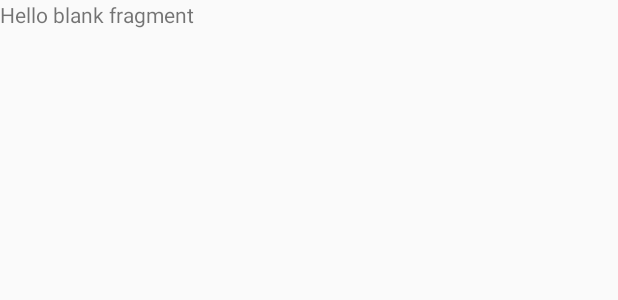
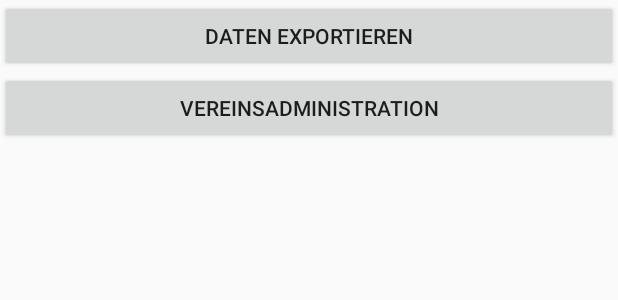
Before and after one commit to rymjo/RegistrationMemberSystem, an Android app: the layout fragment_tool.xml on its own in the app's theme, with its tools: preview values and no code run, on a phone screen of 412 x 824 dp. Shown: the top 300 px of the screen. Run offline under Robolectric (Android 15) with nearby library versions, the phone set to English and light mode, and no system bars.

Commit message:
Working on Administration club view

```diff
--- a/app/src/debug/res/menu/activity_main_drawer.xml
+++ b/app/src/debug/res/menu/activity_main_drawer.xml
@@ -19,7 +19,7 @@
         <item
             android:id="@+id/nav_manage"
             android:icon="@drawable/ic_menu_manage"
-            android:title="Tools" />
+            android:title="Mein Verein" />
     </group>
 
     <item android:title="Communicate">
--- a/app/src/main/java/microvone/de/registrationmembersystem/MainActivity.kt
+++ b/app/src/main/java/microvone/de/registrationmembersystem/MainActivity.kt
@@ -17,8 +17,9 @@ import com.inthecheesefactory.thecheeselibrary.fragment.support.v4.app.bus.Activ
 import com.inthecheesefactory.thecheeselibrary.fragment.support.v4.app.bus.ActivityResultEvent
 import kotlinx.android.synthetic.main.activity_main.*
 import kotlinx.android.synthetic.main.app_bar_main.*
+import microvone.de.admin.ClubAdminBaseFragment
 import microvone.de.base.CategoryListFragment
-import microvone.de.base.ToolFragment
+
 import microvone.de.utils.Names
 
 
@@ -138,7 +139,7 @@ class MainActivity : AppCompatActivity(), NavigationView.OnNavigationItemSelecte
 
             }
             R.id.nav_manage -> {
-                fragment = ToolFragment()
+                fragment = ClubAdminBaseFragment()
             }
             R.id.nav_share -> {
 
--- a/app/src/main/res/layout/fragment_tool.xml
+++ b/app/src/main/res/layout/fragment_tool.xml
@@ -4,10 +4,21 @@
     android:layout_height="match_parent"
     tools:context="microvone.de.base.ToolFragment">
 
-    <!-- TODO: Update blank fragment layout -->
-    <TextView
+    <LinearLayout
         android:layout_width="match_parent"
         android:layout_height="match_parent"
-        android:text="@string/hello_blank_fragment" />
+        android:orientation="vertical">
 
+        <Button
+            android:id="@+id/btn_export"
+            android:layout_width="match_parent"
+            android:layout_height="wrap_content"
+            android:text="Daten exportieren" />
+
+        <Button
+            android:id="@+id/btn_club_admin"
+            android:layout_width="match_parent"
+            android:layout_height="wrap_content"
+            android:text="Vereinsadministration" />
+    </LinearLayout>
 </FrameLayout>
--- a/app/src/main/res/menu/activity_main_drawer.xml
+++ b/app/src/main/res/menu/activity_main_drawer.xml
@@ -19,7 +19,7 @@
         <item
             android:id="@+id/nav_manage"
             android:icon="@drawable/ic_menu_manage"
-            android:title="Tools" />
+            android:title="Mein Verein" />
     </group>
 
     <item android:title="Communicate">
```
Also changed, not shown: app/src/debug/res/layout/fragment_club_admin_base.xml (added, +21 -0 lines), app/src/debug/res/layout/fragment_tool.xml (+15 -3 lines), app/src/main/java/microvone/de/admin/ClubAdminBaseFragment.kt (added, +24 -0 lines), app/src/main/java/microvone/de/base/ScanMainFragment.kt (+28 -1 lines), app/src/main/java/microvone/de/base/ToolFragment.kt (+49 -0 lines), app/src/main/java/microvone/de/registrationmembersystem/RegistrationListFragment.kt (+26 -25 lines), app/src/main/res/layout/fragment_club_admin_base.xml (added, +21 -0 lines).
